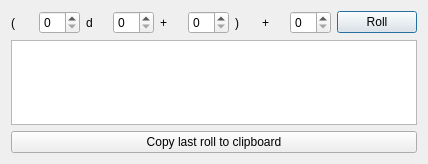
apocolypse600/PathfinderCharacterCreator, file manualdiceroller.ui: the form before one commit.
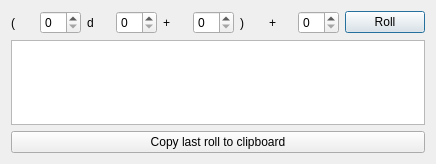
The form after the commit.

Commit message: Rewrite of the earlier signal/slots code to reduce the ammount of code, now that I better understand how to do it.

The edit to the form file:
```diff
--- a/manualdiceroller.ui
+++ b/manualdiceroller.ui
@@ -6,7 +6,7 @@
    <rect>
     <x>0</x>
     <y>0</y>
-    <width>428</width>
+    <width>436</width>
     <height>164</height>
    </rect>
   </property>
```
Left out of the diff: 2 changed lines with no effect on the pictures. The commit also changes 2 other files.
